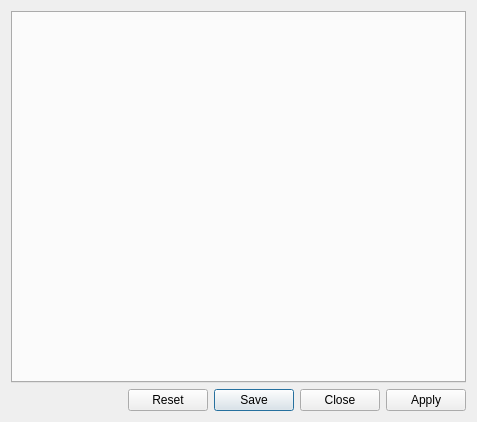
This is src/desktop/kde/plasma-workspace/kcms/colors/editor/scmeditordialog.ui in HungLo2020/MattOS as Qt 5 draws it before an edit. The edited form follows.
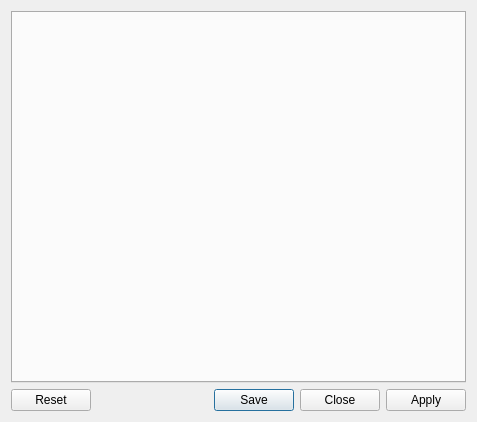
This is the edited form.

```diff
--- a/src/desktop/kde/plasma-workspace/kcms/colors/editor/scmeditordialog.ui
+++ b/src/desktop/kde/plasma-workspace/kcms/colors/editor/scmeditordialog.ui
@@ -20,19 +20,6 @@
    </item>
    <item>
     <layout class="QHBoxLayout" name="horizontalLayout">
-     <item>
-      <spacer name="horizontalSpacer_2">
-       <property name="orientation">
-        <enum>Qt::Horizontal</enum>
-       </property>
-       <property name="sizeHint" stdset="0">
-        <size>
-         <width>40</width>
-         <height>20</height>
-        </size>
-       </property>
-      </spacer>
-     </item>
      <item>
       <widget class="QDialogButtonBox" name="buttonBox">
        <property name="standardButtons">
```
